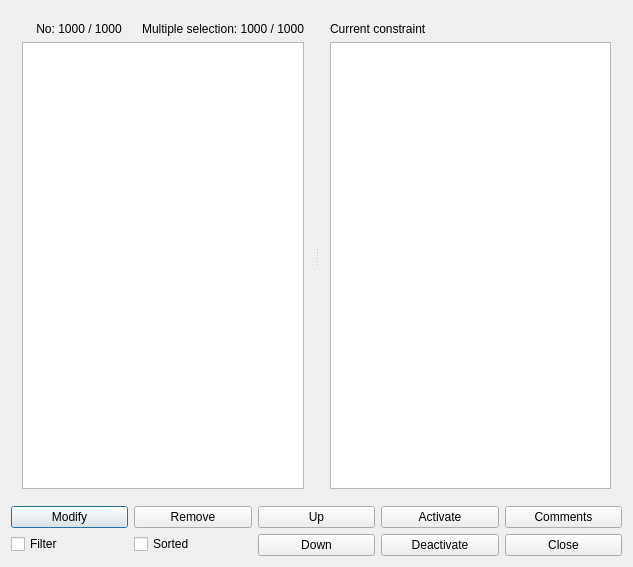
First picture: the form in fet/src/interface/alltimeconstraintsform_template.ui, repository vonmecheln/fet, before the edit.
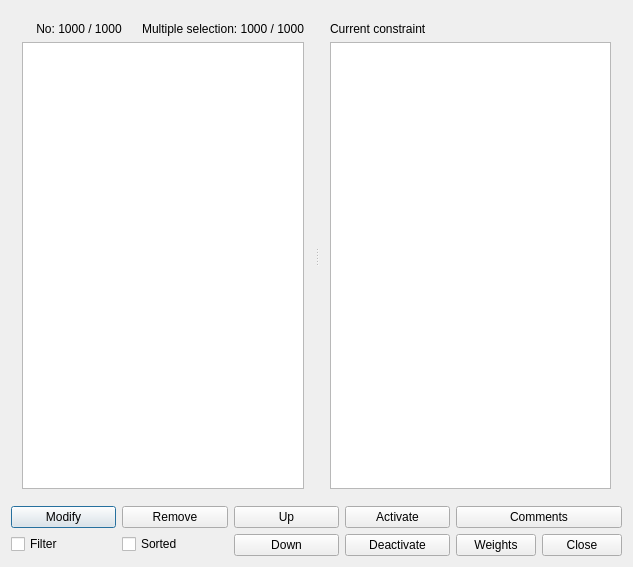
Second picture: the form after the edit.

Diff of the .ui file:
```diff
--- a/fet/src/interface/alltimeconstraintsform_template.ui
+++ b/fet/src/interface/alltimeconstraintsform_template.ui
@@ -166,11 +166,22 @@
       </widget>
      </item>
      <item>
+      <layout class="QHBoxLayout" name="horizontalLayout_2">
+       <item>
+        <widget class="QPushButton" name="weightsPushButton">
+         <property name="text">
+          <string comment="With this button we can change the weights of all the selected time constraints">Weights</string>
+         </property>
+        </widget>
+       </item>
+       <item>
       <widget class="QPushButton" name="closePushButton">
        <property name="text">
         <string>Close</string>
        </property>
       </widget>
+       </item>
+      </layout>
      </item>
     </layout>
    </item>
```
Lines whose indentation alone changed are shown as unchanged.
